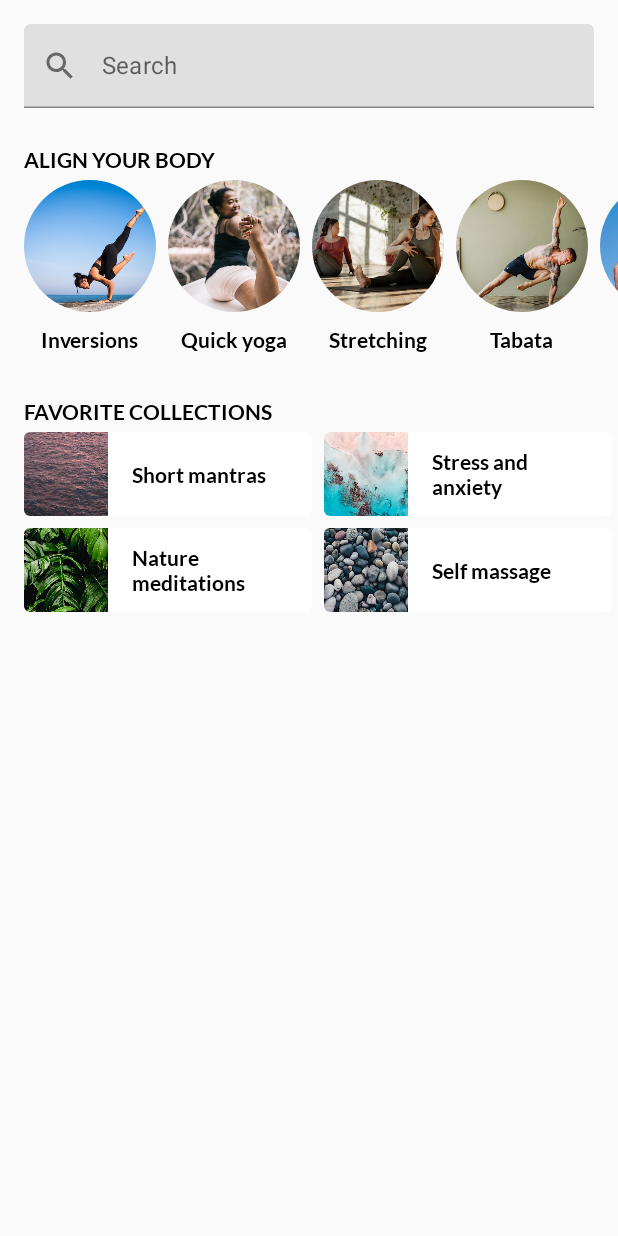
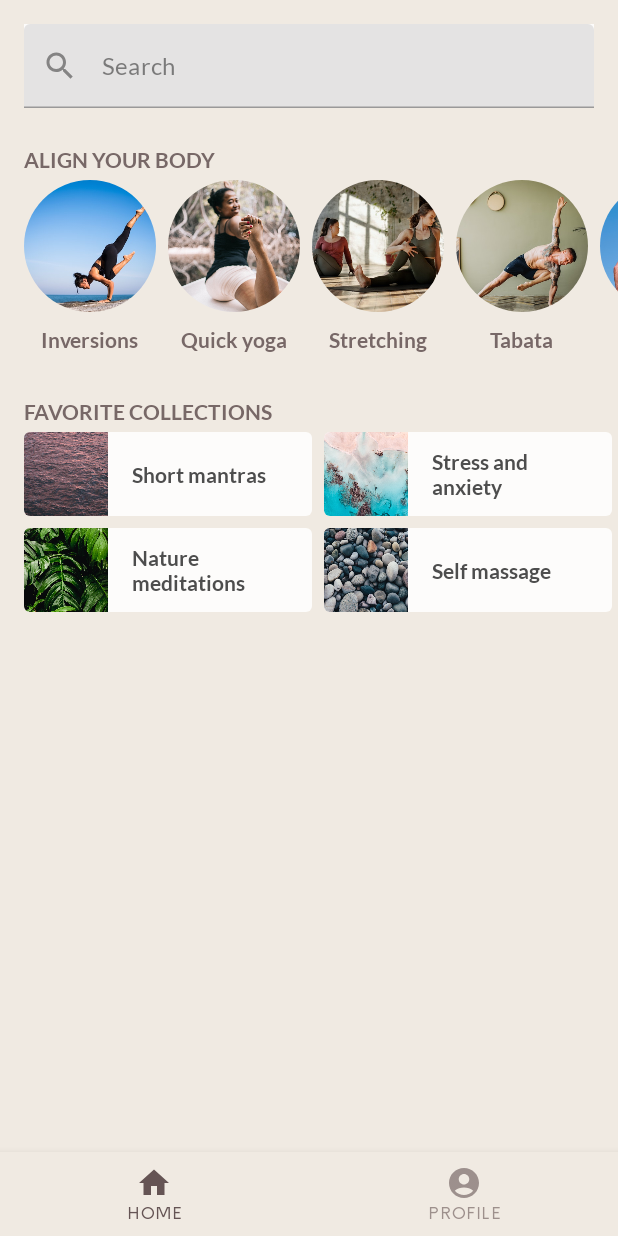
Before and after one commit to passmanagerapp/JetpackBasics, an Android app built with Jetpack Compose: the screen it shows after launch (MainActivity), on a phone screen of 412 x 824 dp. Run offline under Robolectric (Android 15) with nearby library versions, the phone set to English and light mode, and no system bars.

Commit message:
bottom navigation implementation, Scaffold composable

```diff
--- a/app/src/main/java/com/akilincarslan/compose/MainActivity.kt
+++ b/app/src/main/java/com/akilincarslan/compose/MainActivity.kt
@@ -18,6 +18,9 @@ import androidx.compose.foundation.shape.CircleShape
 import androidx.compose.foundation.verticalScroll
 import androidx.compose.material.*
 import androidx.compose.material.icons.Icons
+import androidx.compose.material.icons.filled.AccountBox
+import androidx.compose.material.icons.filled.AccountCircle
+import androidx.compose.material.icons.filled.Home
 import androidx.compose.material.icons.filled.Search
 import androidx.compose.runtime.*
 import androidx.compose.ui.Alignment
@@ -36,11 +39,22 @@ class MainActivity : ComponentActivity() {
     override fun onCreate(savedInstanceState: Bundle?) {
         super.onCreate(savedInstanceState)
         setContent {
-            HomeScreen()
+            MySootheApp()
         }
     }
 
-    @Preview(showBackground = true, backgroundColor = 0xFFF0EAE2 )
+    @Composable
+    fun MySootheApp() {
+        ComposeTheme {
+            Scaffold(
+                bottomBar = {SootheBottomNavigation()}
+            ) {
+                HomeScreen(Modifier.padding(it))
+            }
+        }
+    }
+
+    @Preview(showBackground = true, backgroundColor = 0xFFF0EAE2)
     @Composable
     fun HomeScreen(modifier: Modifier = Modifier) {
         Column(
@@ -227,6 +241,34 @@ class MainActivity : ComponentActivity() {
         }
     }
 
+    @Preview
+    @Composable
+    fun SootheBottomNavigation(modifier: Modifier = Modifier) {
+        BottomNavigation(
+            modifier,
+            backgroundColor = MaterialTheme.colors.background,
+        ) {
+            BottomNavigationItem(
+                selected = true,
+                onClick = {},
+                label = { Text(text = stringResource(id = R.string.bottom_navigation_home)) },
+                icon = {
+                    Icon(imageVector = Icons.Filled.Home, contentDescription = null)
+                }
+            )
+            BottomNavigationItem(
+                selected = false,
+                onClick = {},
+                label = {
+                    Text(text = stringResource(id = R.string.bottom_navigation_profile))
+                },
+                icon = {
+                    Icon(imageVector = Icons.Default.AccountCircle, contentDescription = null)
+                }
+            )
+        }
+    }
+
 
     private val alignYourBodyData = listOf(
         R.drawable.ab1_inversions to R.string.ab1_inversions,
```
